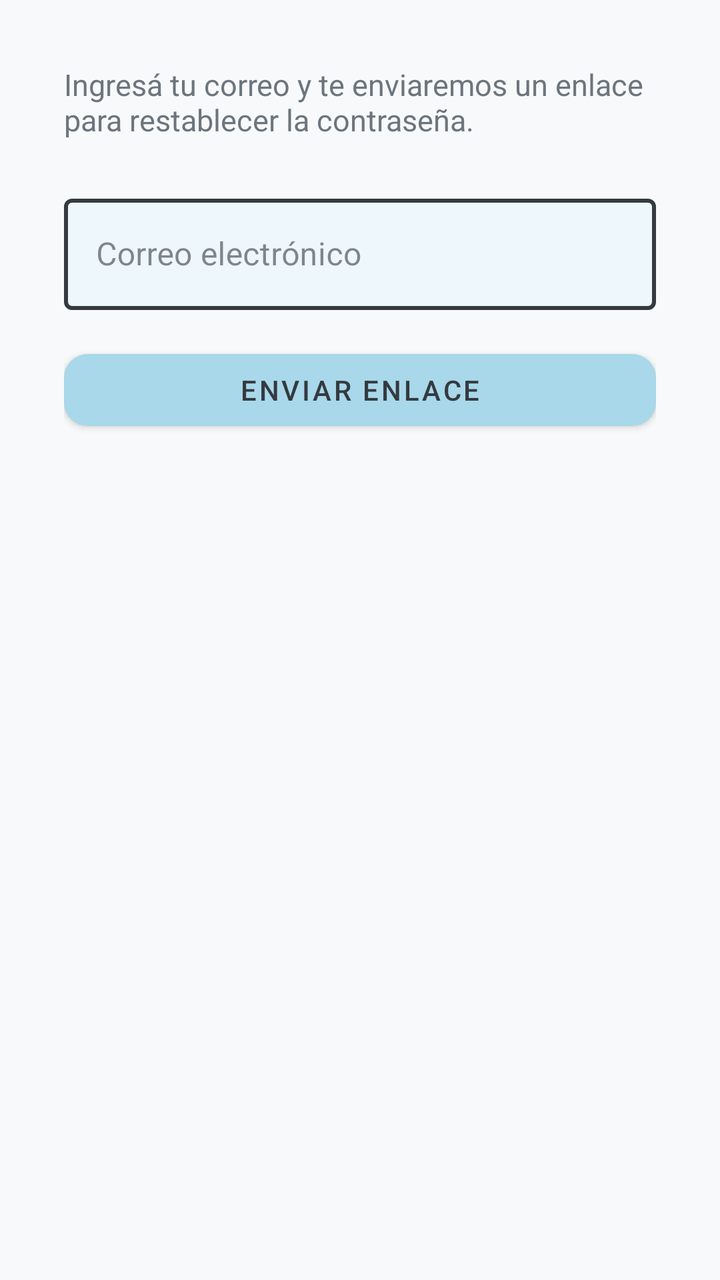
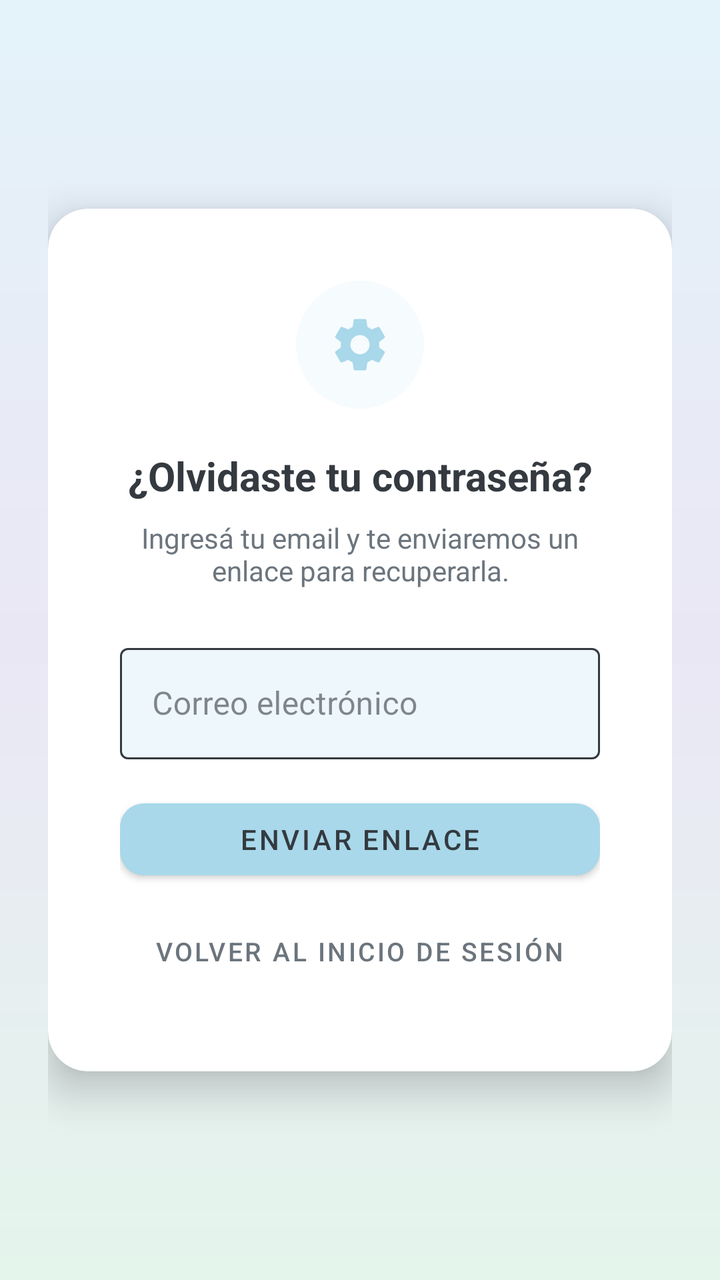

Before-and-after screenshots of an Android layout around one commit, followed by the original layout XML and the change that was made.
<!-- AndroidManifest.xml: application theme Theme.TEApp -->
<!-- res/layout/activity_forgot_password.xml -->
<?xml version="1.0" encoding="utf-8"?>
<LinearLayout xmlns:android="http://schemas.android.com/apk/res/android"
    xmlns:app="http://schemas.android.com/apk/res-auto"
    android:layout_width="match_parent"
    android:layout_height="match_parent"
    android:orientation="vertical"
    android:padding="32dp"
    android:background="@color/background">

    <TextView
        android:layout_width="match_parent"
        android:layout_height="wrap_content"
        android:text="Ingresá tu correo y te enviaremos un enlace para restablecer la contraseña."
        android:textSize="15sp"
        android:textColor="@color/text_secondary"
        android:layout_marginBottom="24dp" />

    <com.google.android.material.textfield.TextInputLayout
        android:id="@+id/til_email"
        style="@style/Widget.MaterialComponents.TextInputLayout.OutlinedBox"
        android:layout_width="match_parent"
        android:layout_height="wrap_content"
        android:hint="@string/correo"
        android:layout_marginBottom="16dp"
        app:boxBackgroundColor="#EEF7FB"
        app:boxStrokeColor="@color/text_input_stroke"
        app:boxStrokeWidth="2dp"
        app:boxStrokeWidthFocused="3dp"
        app:hintTextColor="@color/text_input_hint">
        <com.google.android.material.textfield.TextInputEditText
            android:id="@+id/et_email"
            android:textColorHint="@color/text_input_hint"
            android:layout_width="match_parent"
            android:layout_height="wrap_content"
            android:textColor="@color/on_primary"
            android:inputType="textEmailAddress" />
    </com.google.android.material.textfield.TextInputLayout>

    <Button
        android:id="@+id/btn_enviar"
        android:layout_width="match_parent"
        android:layout_height="48dp"
        android:text="@string/enviar_enlace"
        style="@style/Widget.TEApp.Button" />

    <ProgressBar
        android:id="@+id/progress_bar"
        android:layout_width="wrap_content"
        android:layout_height="wrap_content"
        android:layout_gravity="center"
        android:layout_marginTop="16dp"
        android:visibility="gone" />

    <TextView
        android:id="@+id/tv_exito"
        android:layout_width="match_parent"
        android:layout_height="wrap_content"
        android:layout_marginTop="24dp"
        android:text="¡Enlace enviado! Revisá tu correo."
        android:textColor="@color/success_green"
        android:textSize="15sp"
        android:gravity="center"
        android:visibility="gone" />

</LinearLayout>
<!-- resources referenced by this layout -->
<resources>
  <color name="background">#F8F9FA</color>
  <color name="on_primary">#343A40</color>
  <color name="success_green">#8BC4A0</color>
  <color name="text_secondary">#6C757D</color>
  <string name="correo">Correo electrónico</string>
  <string name="enviar_enlace">Enviar enlace</string>
  <style name="Widget.TEApp.Button" parent="Widget.MaterialComponents.Button">
          <item name="backgroundTint">@color/primary</item>
          <item name="android:textColor">@color/on_primary</item>
          <item name="cornerRadius">12dp</item>
      </style>
  <style name="Theme.TEApp" parent="Theme.MaterialComponents.Light.NoActionBar">
          <item name="colorPrimary">@color/primary</item>
          <item name="colorPrimaryVariant">@color/primary_dark</item>
          <item name="colorOnPrimary">@color/on_primary</item>
          <item name="colorSecondary">@color/secondary</item>
          <item name="colorOnSecondary">@color/on_primary</item>
          <item name="android:colorBackground">@color/background</item>
          <item name="colorSurface">@color/surface</item>
          <item name="colorOnSurface">@color/on_primary</item>
          <item name="colorOnBackground">@color/on_primary</item>
          <item name="android:textColorPrimary">@color/on_primary</item>
          <item name="android:textColorSecondary">@color/text_secondary</item>
          <item name="android:statusBarColor">@color/primary_dark</item>
          <item name="colorControlNormal">@color/on_primary</item>
          <item name="colorControlActivated">@color/primary_dark</item>
      </style>
  <color name="primary">#A8D8EA</color>
  <color name="primary_dark">#78C1C8</color>
  <color name="secondary">#B8E0C8</color>
  <color name="surface">#FFFFFF</color>
</resources>

<!-- the commit's change to res/layout/activity_forgot_password.xml (unified diff, before → after) -->
@@ -1,65 +1,175 @@
 <?xml version="1.0" encoding="utf-8"?>
-<LinearLayout xmlns:android="http://schemas.android.com/apk/res/android"
+<FrameLayout xmlns:android="http://schemas.android.com/apk/res/android"
     xmlns:app="http://schemas.android.com/apk/res-auto"
     android:layout_width="match_parent"
     android:layout_height="match_parent"
-    android:orientation="vertical"
-    android:padding="32dp"
-    android:background="@color/background">
+    android:background="@drawable/bg_login_gradient">
 
-    <TextView
+    <ScrollView
         android:layout_width="match_parent"
-        android:layout_height="wrap_content"
-        android:text="Ingresá tu correo y te enviaremos un enlace para restablecer la contraseña."
-        android:textSize="15sp"
-        android:textColor="@color/text_secondary"
-        android:layout_marginBottom="24dp" />
+        android:layout_height="match_parent"
+        android:fillViewport="true">
 
-    <com.google.android.material.textfield.TextInputLayout
-        android:id="@+id/til_email"
-        style="@style/Widget.MaterialComponents.TextInputLayout.OutlinedBox"
-        android:layout_width="match_parent"
-        android:layout_height="wrap_content"
-        android:hint="@string/correo"
-        android:layout_marginBottom="16dp"
-        app:boxBackgroundColor="#EEF7FB"
-        app:boxStrokeColor="@color/text_input_stroke"
-        app:boxStrokeWidth="2dp"
-        app:boxStrokeWidthFocused="3dp"
-        app:hintTextColor="@color/text_input_hint">
-        <com.google.android.material.textfield.TextInputEditText
-            android:id="@+id/et_email"
-            android:textColorHint="@color/text_input_hint"
+        <LinearLayout
             android:layout_width="match_parent"
             android:layout_height="wrap_content"
-            android:textColor="@color/on_primary"
-            android:inputType="textEmailAddress" />
-    </com.google.android.material.textfield.TextInputLayout>
+            android:orientation="vertical"
+            android:paddingStart="24dp"
+            android:paddingEnd="24dp"
+            android:gravity="center"
+            android:paddingTop="60dp"
+            android:paddingBottom="60dp">
 
-    <Button
-        android:id="@+id/btn_enviar"
-        android:layout_width="match_parent"
-        android:layout_height="48dp"
-        android:text="@string/enviar_enlace"
-        style="@style/Widget.TEApp.Button" />
+            
+            <androidx.cardview.widget.CardView
+                android:layout_width="match_parent"
+                android:layout_height="wrap_content"
+                app:cardCornerRadius="20dp"
+                app:cardElevation="12dp"
+                app:cardBackgroundColor="#FFFFFF">
 
-    <ProgressBar
-        android:id="@+id/progress_bar"
-        android:layout_width="wrap_content"
-        android:layout_height="wrap_content"
-        android:layout_gravity="center"
-        android:layout_marginTop="16dp"
-        android:visibility="gone" />
+                <LinearLayout
+                    android:layout_width="match_parent"
+                    android:layout_height="wrap_content"
+                    android:orientation="vertical"
+                    android:padding="36dp"
+                    android:gravity="center">
 
-    <TextView
-        android:id="@+id/tv_exito"
-        android:layout_width="match_parent"
-        android:layout_height="wrap_content"
-        android:layout_marginTop="24dp"
-        android:text="¡Enlace enviado! Revisá tu correo."
-        android:textColor="@color/success_green"
-        android:textSize="15sp"
-        android:gravity="center"
-        android:visibility="gone" />
+                    
+                    <FrameLayout
+                        android:layout_width="64dp"
+                        android:layout_height="64dp"
+                        android:background="@drawable/circle_avatar"
+                        android:backgroundTint="#1AA8D8EA"
+                        android:layout_marginBottom="20dp">
 
-</LinearLayout>
+                        <ImageView
+                            android:layout_width="32dp"
+                            android:layout_height="32dp"
+                            android:layout_gravity="center"
+                            android:src="@drawable/ic_settings"
+                            android:tint="@color/primary"
+                            android:contentDescription="Recuperar" />
+
+                    </FrameLayout>
+
+                    
+                    <LinearLayout
+                        android:id="@+id/layout_form"
+                        android:layout_width="match_parent"
+                        android:layout_height="wrap_content"
+                        android:orientation="vertical"
+                        android:gravity="center">
+
+                        <TextView
+                            android:layout_width="match_parent"
+                            android:layout_height="wrap_content"
+                            android:text="¿Olvidaste tu contraseña?"
+                            android:textSize="20sp"
+                            android:textStyle="bold"
+                            android:textColor="@color/on_primary"
+                            android:gravity="center"
+                            android:layout_marginBottom="8dp" />
+
+                        <TextView
+                            android:layout_width="match_parent"
+                            android:layout_height="wrap_content"
+                            android:text="Ingresá tu email y te enviaremos un enlace para recuperarla."
+                            android:textSize="14sp"
+                            android:textColor="@color/text_secondary"
+                            android:gravity="center"
+                            android:layout_marginBottom="24dp" />
+
+                        <com.google.android.material.textfield.TextInputLayout
+                            android:id="@+id/til_email"
+                            style="@style/Widget.MaterialComponents.TextInputLayout.OutlinedBox"
+                            android:layout_width="match_parent"
+                            android:layout_height="wrap_content"
+                            android:hint="@string/correo"
+                            android:layout_marginBottom="16dp"
+                            app:boxBackgroundColor="#EEF7FB"
+                            app:boxStrokeColor="@color/text_input_stroke"
+                            app:hintTextColor="@color/text_input_hint">
+                            <com.google.android.material.textfield.TextInputEditText
+                                android:id="@+id/et_email"
+                                android:layout_width="match_parent"
+                                android:layout_height="wrap_content"
+                                android:textColor="@color/on_primary"
+                                android:textColorHint="@color/text_input_hint"
+                                android:inputType="textEmailAddress" />
+                        </com.google.android.material.textfield.TextInputLayout>
+
+                        <Button
+                            android:id="@+id/btn_enviar"
+                            android:layout_width="match_parent"
+                            android:layout_height="48dp"
+                            android:text="@string/enviar_enlace"
+                            style="@style/Widget.TEApp.Button" />
+
+                        <ProgressBar
+                            android:id="@+id/progress_bar"
+                            android:layout_width="wrap_content"
+                            android:layout_height="wrap_content"
+                            android:layout_gravity="center"
+                            android:layout_marginTop="16dp"
+                            android:visibility="gone" />
+
+                        <Button
+                            android:id="@+id/btn_back_login"
+                            android:layout_width="wrap_content"
+                            android:layout_height="wrap_content"
+                            android:layout_gravity="center"
+                            android:text="Volver al inicio de sesión"
+                            android:textColor="@color/text_secondary"
+                            android:textSize="13sp"
+                            android:layout_marginTop="8dp"
+                            style="@style/Widget.MaterialComponents.Button.TextButton" />
+
+                    </LinearLayout>
+
+                    
+                    <LinearLayout
+                        android:id="@+id/layout_exito"
+                        android:layout_width="match_parent"
+                        android:layout_height="wrap_content"
+                        android:orientation="vertical"
+                        android:gravity="center"
+                        android:visibility="gone">
+
+                        <TextView
+                            android:layout_width="match_parent"
+                            android:layout_height="wrap_content"
+                            android:text="Revisá tu email"
+                            android:textSize="20sp"
+                            android:textStyle="bold"
+                            android:textColor="@color/on_primary"
+                            android:gravity="center"
+                            android:layout_marginBottom="8dp" />
+
+                        <TextView
+                            android:id="@+id/tv_exito"
+                            android:layout_width="match_parent"
+                            android:layout_height="wrap_content"
+                            android:text="Si existe una cuenta con ese email, recibirás un enlace para restablecer tu contraseña. El enlace es válido por 1 hora."
+                            android:textSize="14sp"
+                            android:textColor="@color/text_secondary"
+                            android:gravity="center"
+                            android:lineSpacingExtra="4dp"
+                            android:layout_marginBottom="24dp" />
+
+                        <Button
+                            android:id="@+id/btn_volver_inicio"
+                            android:layout_width="match_parent"
+                            android:layout_height="48dp"
+                            android:text="Volver al inicio de sesión"
+                            style="@style/Widget.TEApp.Button" />
+
+                    </LinearLayout>
+
+                </LinearLayout>
+
+            </androidx.cardview.widget.CardView>
+
+        </LinearLayout>
+    </ScrollView>
+</FrameLayout>
<!-- resource entries referenced after the edit -->
@@ -2,8 +2,35 @@
 <resources>
   <color name="background">#F8F9FA</color>
   <color name="on_primary">#343A40</color>
-  <color name="success_green">#8BC4A0</color>
   <color name="text_secondary">#6C757D</color>
+  <!-- drawable bg_login_gradient (drawable) -->
+  <?xml version="1.0" encoding="utf-8"?>
+  <shape xmlns:android="http://schemas.android.com/apk/res/android"
+      android:shape="rectangle">
+      <gradient
+          android:type="linear"
+          android:angle="145"
+          android:startColor="#E4F3F9"
+          android:centerColor="#EAE7F5"
+          android:endColor="#E4F5EC" />
+  </shape>
+  <!-- drawable circle_avatar (drawable) -->
+  <?xml version="1.0" encoding="utf-8"?>
+  <shape xmlns:android="http://schemas.android.com/apk/res/android"
+      android:shape="oval">
+      <solid android:color="#A8D8EA" />
+  </shape>
+  <!-- drawable ic_settings (drawable) -->
+  <?xml version="1.0" encoding="utf-8"?>
+  <vector xmlns:android="http://schemas.android.com/apk/res/android"
+      android:width="24dp"
+      android:height="24dp"
+      android:viewportWidth="24"
+      android:viewportHeight="24">
+      <path
+          android:fillColor="?attr/colorControlNormal"
+          android:pathData="M19.14,12.94c0.04,-0.3 0.06,-0.61 0.06,-0.94 0,-0.32 -0.02,-0.64 -0.07,-0.94l2.03,-1.58c0.18,-0.14 0.23,-0.41 0.12,-0.61l-1.92,-3.32c-0.12,-0.22 -0.37,-0.29 -0.59,-0.22l-2.39,0.96c-0.5,-0.38 -1.03,-0.7 -1.62,-0.94l-0.36,-2.54c-0.04,-0.24 -0.24,-0.41 -0.48,-0.41h-3.84c-0.24,0 -0.43,0.17 -0.47,0.41l-0.36,2.54c-0.59,0.24 -1.13,0.57 -1.62,0.94l-2.39,-0.96c-0.22,-0.08 -0.47,0 -0.59,0.22L2.74,8.87c-0.12,0.21 -0.08,0.47 0.12,0.61l2.03,1.58c-0.05,0.3 -0.09,0.63 -0.09,0.94s0.02,0.64 0.07,0.94l-2.03,1.58c-0.18,0.14 -0.23,0.41 -0.12,0.61l1.92,3.32c0.12,0.22 0.37,0.29 0.59,0.22l2.39,-0.96c0.5,0.38 1.03,0.7 1.62,0.94l0.36,2.54c0.05,0.24 0.24,0.41 0.48,0.41h3.84c0.24,0 0.44,-0.17 0.47,-0.41l0.36,-2.54c0.59,-0.24 1.13,-0.56 1.62,-0.94l2.39,0.96c0.22,0.08 0.47,0 0.59,-0.22l1.92,-3.32c0.12,-0.22 0.07,-0.47 -0.12,-0.61l-2.01,-1.58zM12,15.6c-1.98,0 -3.6,-1.62 -3.6,-3.6s1.62,-3.6 3.6,-3.6 3.6,1.62 3.6,3.6 -1.62,3.6 -3.6,3.6z"/>
+  </vector>
   <string name="correo">Correo electrónico</string>
   <string name="enviar_enlace">Enviar enlace</string>
   <style name="Widget.TEApp.Button" parent="Widget.MaterialComponents.Button">
